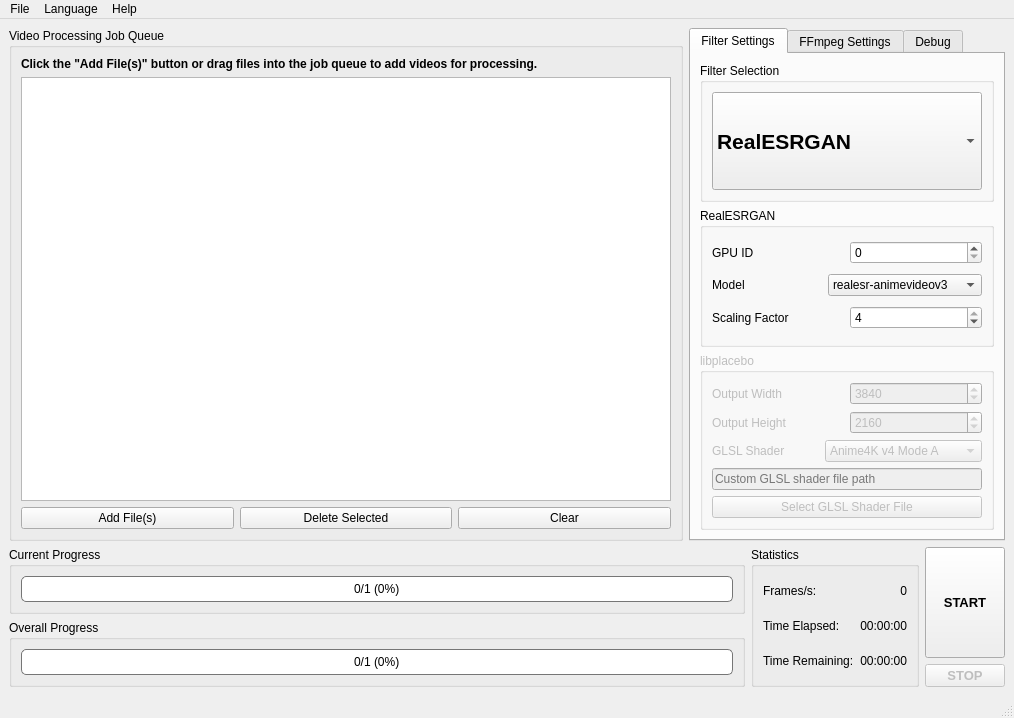
The window that src/mainwindow.ui (k4yt3x/video2x-qt6) describes before a commit, drawn with Qt 5.
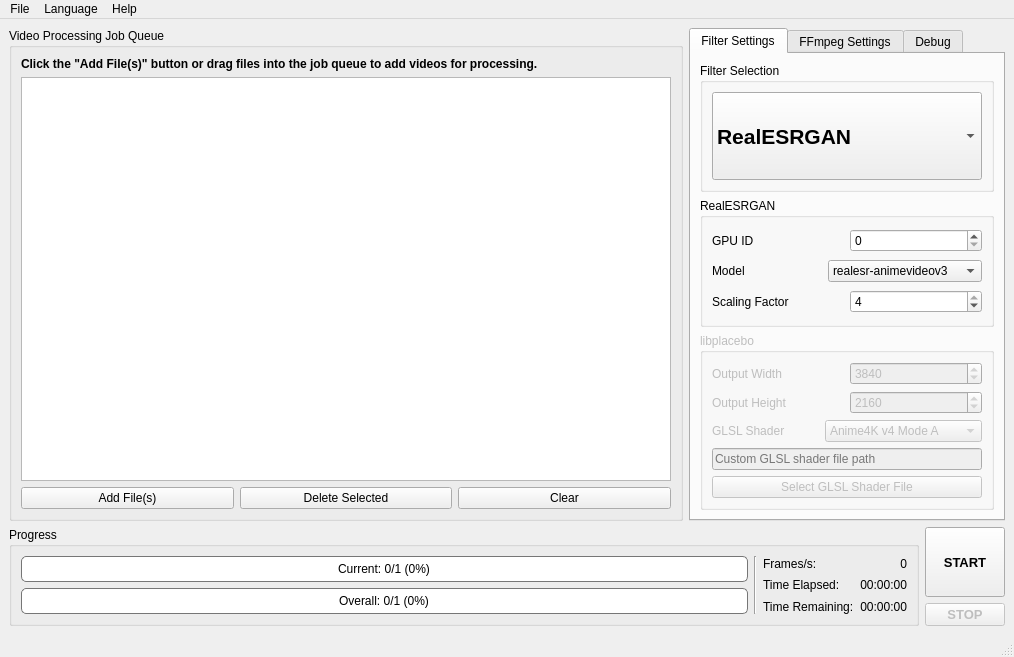
The same window after the commit. Custom widgets are drawn as their Qt base class.

Commit message: feat: adjusted layouts and timer behavior

Diff of the .ui file:
```diff
--- a/src/mainwindow.ui
+++ b/src/mainwindow.ui
@@ -7,7 +7,7 @@
     <x>0</x>
     <y>0</y>
     <width>1014</width>
-    <height>718</height>
+    <height>657</height>
    </rect>
   </property>
   <property name="windowTitle">
@@ -754,9 +754,11 @@
         <item>
          <widget class="QGroupBox" name="groupBox">
           <property name="title">
-           <string>Current Progress</string>
+           <string>Progress</string>
           </property>
-          <layout class="QVBoxLayout" name="verticalLayout_2">
+          <layout class="QHBoxLayout" name="horizontalLayout_25">
+           <item>
+            <layout class="QVBoxLayout" name="verticalLayout_17">
            <item>
             <widget class="QProgressBar" name="currentProgressBar">
              <property name="styleSheet">
@@ -785,19 +787,10 @@
               <number>0</number>
              </property>
              <property name="format">
-              <string>%v/%m (%p%)</string>
+                <string>Current: %v/%m (%p%)</string>
              </property>
             </widget>
            </item>
-          </layout>
-         </widget>
-        </item>
-        <item>
-         <widget class="QGroupBox" name="groupBox_2">
-          <property name="title">
-           <string>Overall Progress</string>
-          </property>
-          <layout class="QVBoxLayout" name="verticalLayout_3">
            <item>
             <widget class="QProgressBar" name="overallProgressBar">
              <property name="styleSheet">
@@ -826,23 +819,21 @@
               <number>0</number>
              </property>
              <property name="format">
-              <string>%v/%m (%p%)</string>
+                <string>Overall: %v/%m (%p%)</string>
              </property>
             </widget>
            </item>
           </layout>
-         </widget>
-        </item>
-       </layout>
-      </item>
+           </item>
       <item>
-       <layout class="QVBoxLayout" name="verticalLayout_12">
-        <item>
-         <widget class="QGroupBox" name="groupBox_5">
-          <property name="title">
-           <string>Statistics</string>
-          </property>
-          <layout class="QVBoxLayout" name="verticalLayout_16">
+            <widget class="Line" name="line">
+             <property name="orientation">
+              <enum>Qt::Orientation::Vertical</enum>
+             </property>
+            </widget>
+           </item>
+           <item>
+            <layout class="QVBoxLayout" name="verticalLayout_18">
            <item>
             <layout class="QHBoxLayout" name="horizontalLayout_22">
              <item>
@@ -903,6 +894,8 @@
                 <set>Qt::AlignmentFlag::AlignRight|Qt::AlignmentFlag::AlignTrailing|Qt::AlignmentFlag::AlignVCenter</set>
                </property>
               </widget>
+               </item>
+              </layout>
              </item>
             </layout>
            </item>
```
Lines whose indentation alone changed are shown as unchanged. The commit also changes 2 other files.
